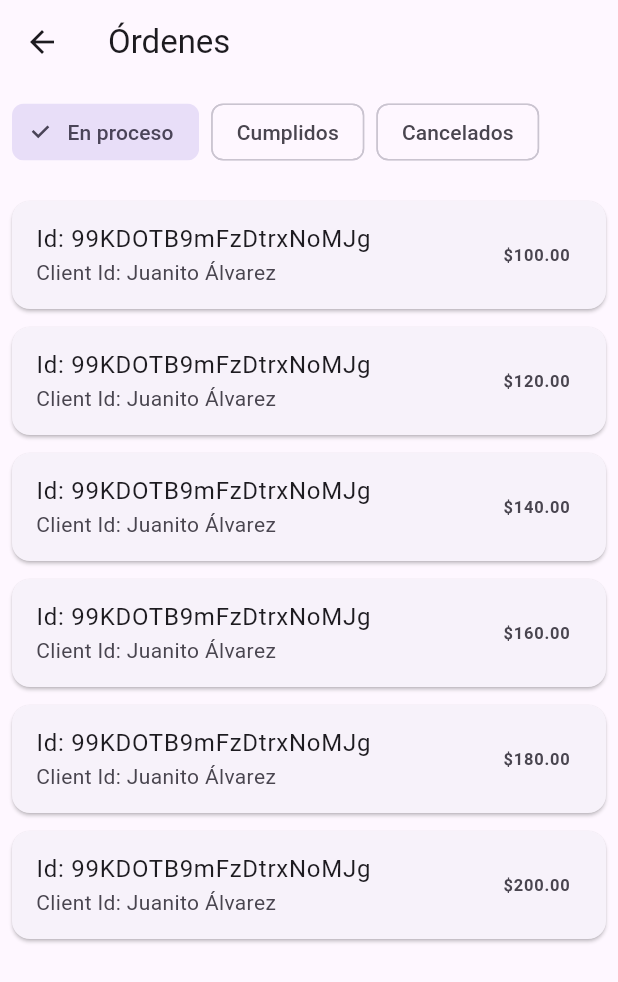
After one commit to Alfred024/Prac-3-Flutter, a Flutter app: the OrdersScreen screen opened directly, on a phone screen of 412 x 824 dp. The commit adds this screen. Shown: the top 982 px of the screen. Run offline on Flutter 3.47's test engine with Material 3 defaults, Android fonts, the phone set to English and light mode, and no system bars; our stand-ins replace firebase_core, table_calendar; accounts and stored records are empty.

Commit message:
New UI screens Orders. Widgets for Navigation and OrderItem

```diff
--- /dev/null
+++ b/lib/presentation/screens/orders.dart
@@ -0,0 +1,97 @@
+import 'package:flutter/material.dart';
+import 'package:services_management/presentation/widgets/widgets.dart';
+import 'package:table_calendar/table_calendar.dart';
+
+class OrdersScreen extends StatefulWidget {
+  static const name = 'orders-screen';
+  const OrdersScreen({Key? key}) : super(key: key);
+
+  @override
+  State<OrdersScreen> createState() => _OrdersScreenState();
+}
+
+class _OrdersScreenState extends State<OrdersScreen> {
+  // Filtros de estado: 0=En proceso, 1=Cumplidos, 2=Cancelados
+  int _selectedFilter = 0;
+  DateTime _focusedDay = DateTime.now();
+  DateTime? _selectedDay;
+
+  final Map<DateTime, List<String>> _events = {
+    DateTime.now(): ['pending', 'done', 'cancelled'],
+    DateTime.now().add(Duration(days: 2)): ['pending', 'pending'],
+  };
+  List<String> _getEventsForDay(DateTime day) {
+    return _events[DateTime(day.year, day.month, day.day)] ?? [];
+  }
+
+  final orderStatus = ['En proceso', 'Cumplidos', 'Cancelados'];
+
+  @override
+  Widget build(BuildContext context) {
+    return Scaffold(
+      appBar: AppBar(title: const Text('Órdenes')),
+      body: CustomScrollView(
+        slivers: [
+          // Sliver con la lista de los filtros
+          SliverToBoxAdapter(
+            child: Padding(
+              padding: const EdgeInsets.all(8.0),
+              child: Wrap(
+                spacing: 8,
+                children: List.generate(orderStatus.length, (i) {
+                  return ChoiceChip(
+                    label: Text(orderStatus[i]),
+                    selected: _selectedFilter == i,
+                    onSelected: (_) => setState(() => _selectedFilter = i),
+                  );
+                }),
+              ),
+            ),
+          ),
+
+          // SliverToBoxAdapter(
+          //   child: Padding(
+          //     padding: const EdgeInsets.symmetric(horizontal: 8.0),
+          //     child: TableCalendar<String>(
+          //       firstDay: DateTime.utc(2020, 1, 1),
+          //       lastDay: DateTime.utc(2030, 12, 31),
+          //       focusedDay: _focusedDay,
+          //       selectedDayPredicate: (day) => isSameDay(_selectedDay, day),
+          //       eventLoader: _getEventsForDay,
+          //       calendarStyle: CalendarStyle(
+          //         markerDecoration: BoxDecoration(shape: BoxShape.circle),
+          //       ),
+          //       onDaySelected: (selectedDay, focusedDay) {
+          //         setState(() {
+          //           _selectedDay = selectedDay;
+          //           _focusedDay = focusedDay;
+          //         });
+          //       },
+          //     ),
+          //   ),
+          // ),
+          SliverPadding(
+            padding: const EdgeInsets.all(8.0),
+            sliver: SliverList(
+              delegate: SliverChildBuilderDelegate(
+                (context, index) => OrderItem(
+                  orderId: '99KDOTB9mFzDtrxNoMJg',
+                  clientName: 'Juanito Álvarez',
+                  status:
+                      index % 3 == 0
+                          ? 'pending'
+                          : index % 3 == 1
+                          ? 'done'
+                          : 'cancelled',
+                  total: 100.0 + index * 20,
+                ),
+                childCount: 6,
+              ),
+            ),
+          ),
+        ],
+      ),
+      bottomNavigationBar: const CustomBottomNavigationBar(currentIndex: 0),
+    );
+  }
+}
--- a/lib/presentation/screens/products.dart
+++ b/lib/presentation/screens/products.dart
@@ -1,10 +1,22 @@
 import 'package:flutter/material.dart';
+import 'package:services_management/presentation/widgets/widgets.dart';
 
 class ProductScreen extends StatelessWidget {
+  static const name = 'home-screen';
+
   const ProductScreen({super.key});
 
   @override
   Widget build(BuildContext context) {
-    return Container();
+    return Scaffold(
+      appBar: AppBar(title: Text('Productos')),
+      body: Center(
+        child: Text(
+          'Products Screen...',
+          style: TextStyle(color: const Color.fromARGB(255, 0, 0, 0)),
+        ),
+      ),
+      bottomNavigationBar: CustomBottomNavigationBar(currentIndex: 0),
+    );
   }
 }
--- a/lib/presentation/screens/screens.dart
+++ b/lib/presentation/screens/screens.dart
@@ -1,3 +1,4 @@
+export 'package:services_management/presentation/screens/orders.dart';
 export 'package:services_management/presentation/screens/splash.dart';
 export 'package:services_management/presentation/screens/login.dart';
 export 'package:services_management/presentation/screens/register.dart';
--- a/lib/presentation/screens/splash.dart
+++ b/lib/presentation/screens/splash.dart
@@ -5,6 +5,7 @@ class SplashScreen extends StatelessWidget {
 
   @override
   Widget build(BuildContext context) {
+    print('ME VOY A MOSTRAR...');
     return const Scaffold(
       body: Center(
         child: Column(
--- /dev/null
+++ b/lib/presentation/widgets/custom_bottom_navigation_bar.dart
@@ -0,0 +1,45 @@
+import 'package:flutter/material.dart';
+import 'package:services_management/config/theme/app_theme.dart';
+
+class CustomBottomNavigationBar extends StatelessWidget {
+  final int currentIndex;
+  const CustomBottomNavigationBar({super.key, required this.currentIndex});
+
+  final bottomNavigationBar = const BoxDecoration(
+    color: Colors.black12,
+    borderRadius: BorderRadius.all(Radius.circular(30)),
+  );
+
+  @override
+  Widget build(BuildContext context) {
+    return Container(
+      margin: const EdgeInsets.only(bottom: 5, right: 5, left: 5, top: 10),
+      child: ClipRRect(
+        borderRadius: BorderRadius.circular(20),
+        child: BottomNavigationBar(
+          selectedFontSize: 14,
+          selectedItemColor: Colors.white,
+          unselectedItemColor: Colors.white,
+          backgroundColor: AppTheme().getTheme().primaryColor,
+          currentIndex: currentIndex,
+          elevation: 0,
+          items: const [
+            BottomNavigationBarItem(
+              icon: Icon(Icons.shopping_bag_rounded, color: Colors.white),
+              label: 'Orders List',
+            ),
+            BottomNavigationBarItem(
+              icon: Icon(Icons.import_contacts_sharp, color: Colors.white),
+              label: 'Products List',
+            ),
+            BottomNavigationBarItem(
+              icon: Icon(Icons.logout, color: Colors.white),
+              label: 'Logout',
+            ),
+          ],
+          onTap: (value) => {},
+        ),
+      ),
+    );
+  }
+}
--- /dev/null
+++ b/lib/presentation/widgets/order_item.dart
@@ -0,0 +1,46 @@
+import 'package:flutter/material.dart';
+
+class OrderItem extends StatelessWidget {
+  final String orderId;
+  final String clientName;
+  final String status;
+  final double total;
+
+  const OrderItem({
+    Key? key,
+    required this.orderId,
+    required this.clientName,
+    required this.status,
+    required this.total,
+  }) : super(key: key);
+
+  Color _statusColor(String status) {
+    switch (status) {
+      case 'pending':
+        return Colors.green.shade600;
+      case 'cancelled':
+        return Colors.red.shade600;
+      case 'done':
+        return Colors.grey.shade300;
+      default:
+        return Colors.blue;
+    }
+  }
+
+  @override
+  Widget build(BuildContext context) {
+    return Card(
+      margin: const EdgeInsets.symmetric(vertical: 6),
+      child: ClipRRect(
+        child: ListTile(
+          title: Text('Id: $orderId'),
+          subtitle: Text('Client Id: $clientName'),
+          trailing: Text(
+            '\$${total.toStringAsFixed(2)}',
+            style: const TextStyle(fontWeight: FontWeight.bold),
+          ),
+        ),
+      ),
+    );
+  }
+}
--- /dev/null
+++ b/lib/presentation/widgets/widgets.dart
@@ -0,0 +1,2 @@
+export 'package:services_management/presentation/widgets/order_item.dart';
+export 'package:services_management/presentation/widgets/custom_bottom_navigation_bar.dart';
```
